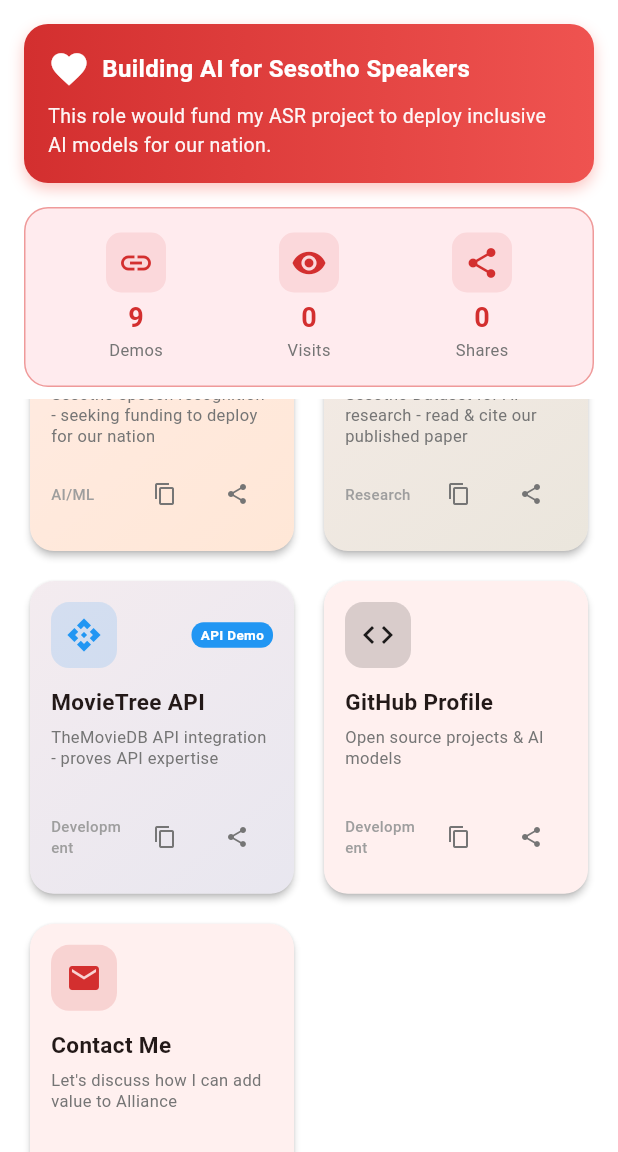
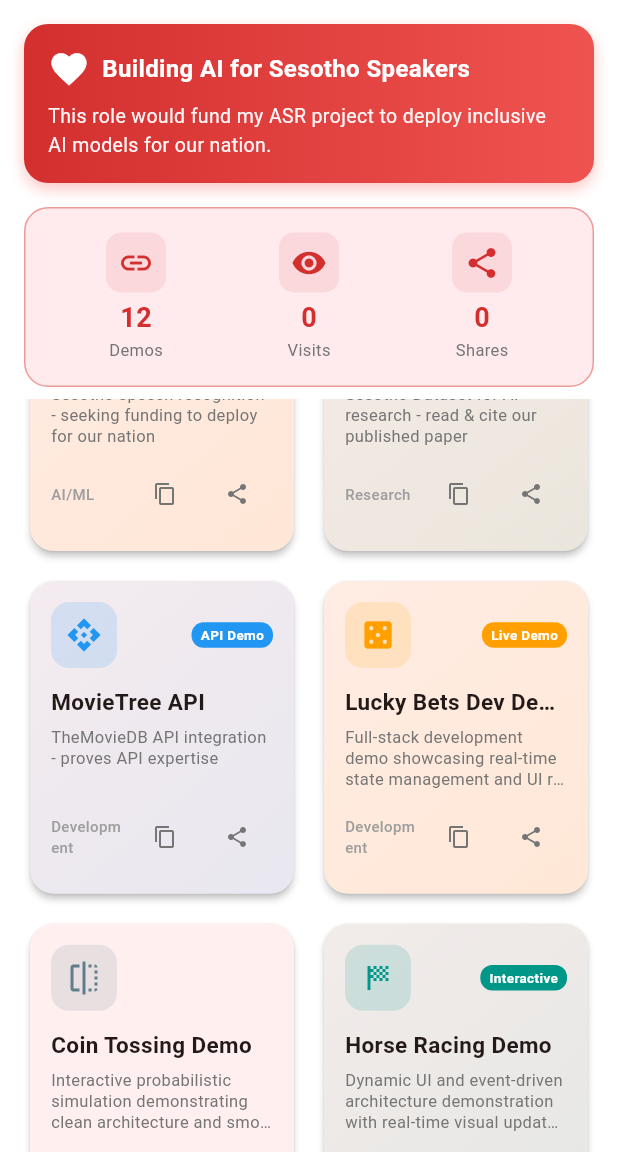
Before and after one commit to motaungmandla/AndroidApps, a Flutter app: the screen it shows after launch, scrolled down 576 dp, on a phone screen of 412 x 824 dp, the part 84-1236 px from its top. Run offline on Flutter 3.47's test engine with Material 3 defaults, Android fonts, the phone set to English and light mode, and no system bars; our stand-ins replace share_plus.

Commit message:
added vides

```diff
--- a/lib/main.dart
+++ b/lib/main.dart
@@ -185,14 +185,13 @@ class _HomeScreenState extends State<HomeScreen> {
     Website(
       id: 4,
       name: 'ASR Project',
-      url: 'https://youtu.be/GoXAQVTiv8Q?si=6CtfyvFk3OLDCznz',
+      url: 'https://youtu.be/GoXAQVTiv8Q?si=6CtfyvFk3OLDCznz', // Consider updating this if it was a duplicate
       description: 'Sesotho speech recognition - seeking funding to deploy for our nation',
       icon: Icons.mic,
       color: Colors.orange,
       category: 'AI/ML',
       badge: 'Needs Support',
     ),
-    // ✅ SeSoDa Dataset - YOUR PAPER LINK
     Website(
       id: 5,
       name: 'SeSoDa Dataset',
@@ -213,8 +212,40 @@ class _HomeScreenState extends State<HomeScreen> {
       category: 'Development',
       badge: 'API Demo',
     ),
+    // ✅ NEW: Lucky Bets Development Demo
     Website(
       id: 7,
+      name: 'Lucky Bets Dev Demo',
+      url: 'https://youtu.be/_gURXvlqRBc?si=X5WDj48xDzDm04fR',
+      description: 'Full-stack development demo showcasing real-time state management and UI responsiveness.',
+      icon: Icons.casino,
+      color: Colors.amber[700]!,
+      category: 'Development',
+      badge: 'Live Demo',
+    ),
+    // ✅ NEW: Coin Tossing Demo
+    Website(
+      id: 8,
+      name: 'Coin Tossing Demo',
+      url: 'https://youtu.be/o3DjSXh-t_A?si=JG_vREmiP7GIGG0N',
+      description: 'Interactive probabilistic simulation demonstrating clean architecture and smooth animations.',
+      icon: Icons.flip,
+      color: Colors.blueGrey,
+      category: 'Development',
+    ),
+    // ✅ NEW: Horse Racing Demo
+    Website(
+      id: 9,
+      name: 'Horse Racing Demo',
+      url: 'https://youtu.be/q5MzADBpOSA?si=5YdfZfcQBXfy-ffi',
+      description: 'Dynamic UI and event-driven architecture demonstration with real-time visual updates.',
+      icon: Icons.sports_score,
+      color: Colors.teal,
+      category: 'Development',
+      badge: 'Interactive',
+    ),
+    Website(
+      id: 10,
       name: 'GitHub Profile',
       url: 'https://github.com/motaungmandla',
       description: 'Open source projects & AI models',
@@ -223,7 +254,7 @@ class _HomeScreenState extends State<HomeScreen> {
       category: 'Development',
     ),
     Website(
-      id: 8,
+      id: 11,
       name: 'Contact Me',
       url: 'mailto:maxphin21@gmail.com',
       description: 'Let\'s discuss how I can add value to Alliance',
```
